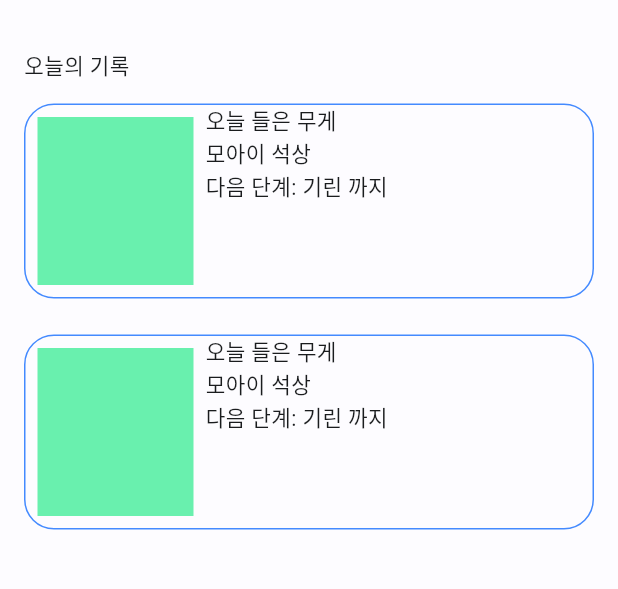
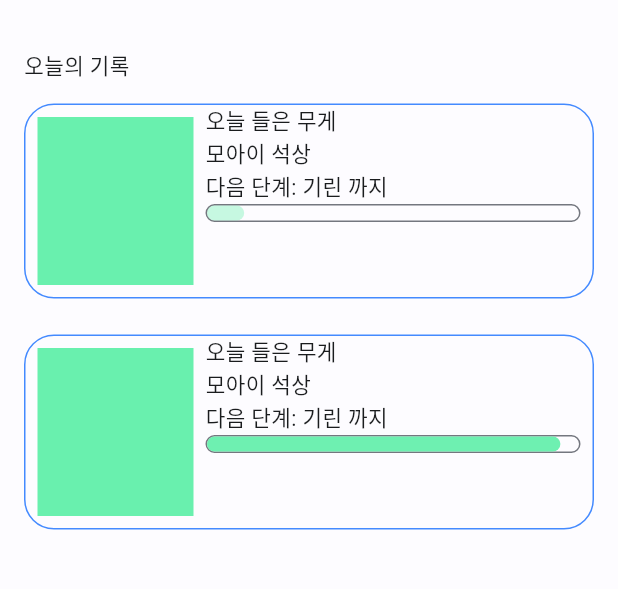
Before and after one commit to sam2244/FitweenV2, a Flutter app: the ChallengeMainPage screen opened by its route, on a phone screen of 412 x 824 dp, the part 75-664 px from its top. Run offline on Flutter 3.47's test engine with Material 2 defaults, Android fonts, the phone set to English and light mode, and no system bars; drawn by our look-alikes of percent_indicator; our stand-ins replace cloud_firestore, firebase_auth, firebase_core, firebase_storage, flutter_screenutil, get and 1 more; accounts and stored records are empty; Roboto replaces fonts that are missing (Noto_Sans_KR).

Commit message:
main card progress bar update

```diff
--- a/lib/view/page/challenge/main/main.dart
+++ b/lib/view/page/challenge/main/main.dart
@@ -13,10 +13,10 @@ class ChallengeMainPage extends StatelessWidget {
         padding: const EdgeInsets.only(left:16.0, right: 16.0, top: 33.0),
         child: Column(
           crossAxisAlignment: CrossAxisAlignment.start,
-          children: [
-            const Text("오늘의 기록"),
-            ChallengeCard(),
-            ChallengeCard(),
+          children: const [
+            Text("오늘의 기록"),
+            ChallengeCard(rate: 0.1),
+            ChallengeCard(rate: 0.95),
           ],
         ),
       ),
--- a/lib/view/page/challenge/main/widget.dart
+++ b/lib/view/page/challenge/main/widget.dart
@@ -1,4 +1,5 @@
 import 'package:flutter/material.dart';
+import 'package:percent_indicator/percent_indicator.dart';
 
 class MainAppBar extends StatelessWidget implements PreferredSizeWidget {
   const MainAppBar({Key? key}) : super(key: key);
@@ -65,10 +66,18 @@ class MainDrawer extends StatelessWidget{
 }
 
 class ChallengeCard extends StatelessWidget{
-  const ChallengeCard({Key? key}) : super(key: key);
+  final double rate;
+
+  const ChallengeCard({
+    Key? key,
+    required this.rate,
+  }) : super(key: key);
 
   @override
   Widget build(BuildContext context) {
+    double percent = rate;
+    if (rate == .0) percent = .05;
+
     return Container(
       margin: const EdgeInsets.only(bottom: 10.0, top: 14.0),
         decoration: BoxDecoration(
@@ -89,7 +98,23 @@ class ChallengeCard extends StatelessWidget{
             children: [
               Text("오늘 들은 무게"),
               Text("모아이 석상"),
-              Text("다음 단계: 기린 까지")
+              Text("다음 단계: 기린 까지"),
+              Container(
+                width: 250,
+                //padding: const EdgeInsets.all(1.0),
+                decoration: BoxDecoration(
+                  border: Border.all(color: Theme.of(context).colorScheme.outline),
+                  borderRadius: BorderRadius.circular(100.0),
+                ),
+                child: LinearPercentIndicator(
+                  padding: EdgeInsets.zero,
+                  lineHeight: 10,
+                  backgroundColor: Colors.transparent,
+                  progressColor: Colors.greenAccent.withOpacity(.3 + percent * 7 / 10),
+                  barRadius: const Radius.circular(10.0),
+                  percent: percent,
+                ),
+              ),
             ],
           )
         ],
--- a/pubspec.yaml
+++ b/pubspec.yaml
@@ -24,6 +24,7 @@ dependencies:
   intl: ^0.17.0
   pull_to_refresh: ^2.0.0
   material_tag_editor: ^0.1.2
+  percent_indicator: ^4.2.2
 
 dev_dependencies:
   flutter_test:
```
Also changed, not shown: pubspec.lock.
